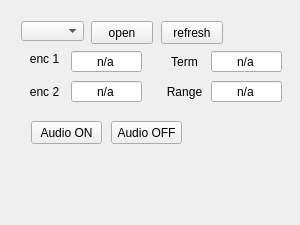
This is mainwindow.ui in baradoid/polden-binoc-DesktopCtrl as Qt 5 draws it before an edit. The edited form follows.
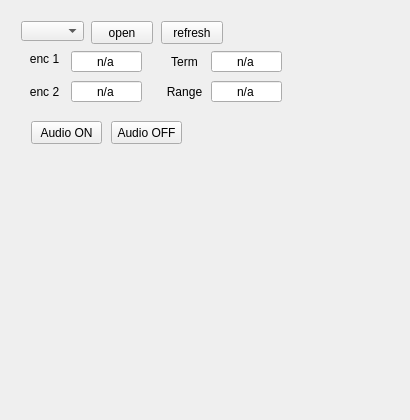
This is the edited form. Custom widgets are drawn as their Qt base class.

Commit message: теперь считает п/с и б/с

What changed in the file:
```diff
--- a/mainwindow.ui
+++ b/mainwindow.ui
@@ -6,14 +6,14 @@
    <rect>
     <x>0</x>
     <y>0</y>
-    <width>300</width>
-    <height>225</height>
+    <width>410</width>
+    <height>420</height>
    </rect>
   </property>
   <property name="minimumSize">
    <size>
     <width>300</width>
-    <height>190</height>
+    <height>420</height>
    </size>
   </property>
   <property name="maximumSize">
```
Left out of the diff: 2 changed lines with no effect on the pictures. The commit also changes 2 other files.
